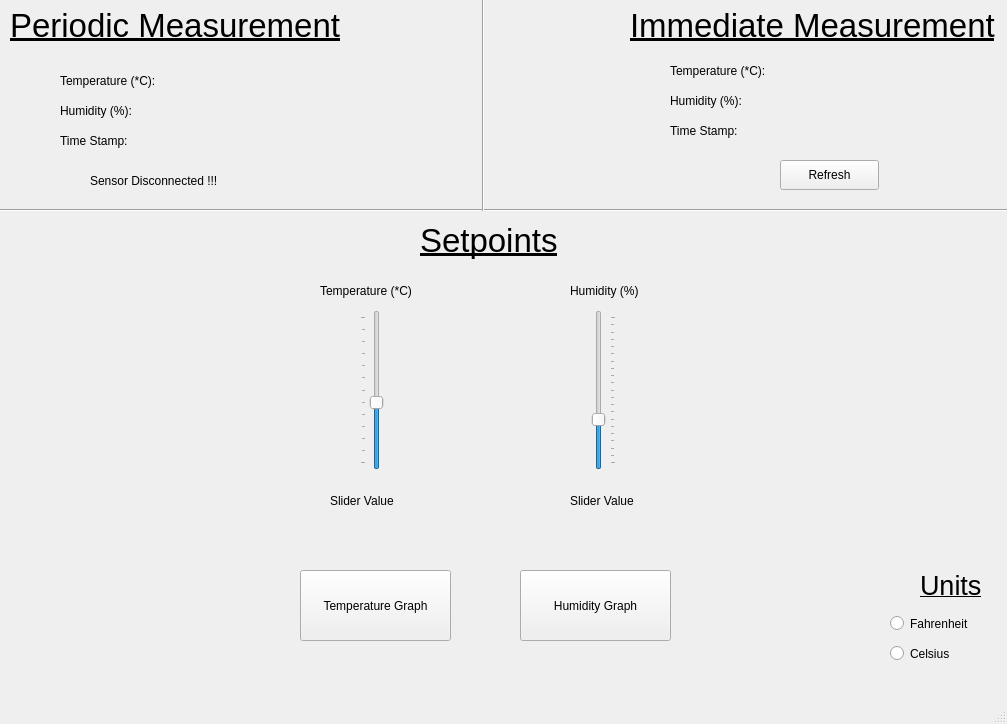
Qt form Project_1/project1_GUI.ui (VatsalSheth/Embedded-Interface-Design) before a commit.
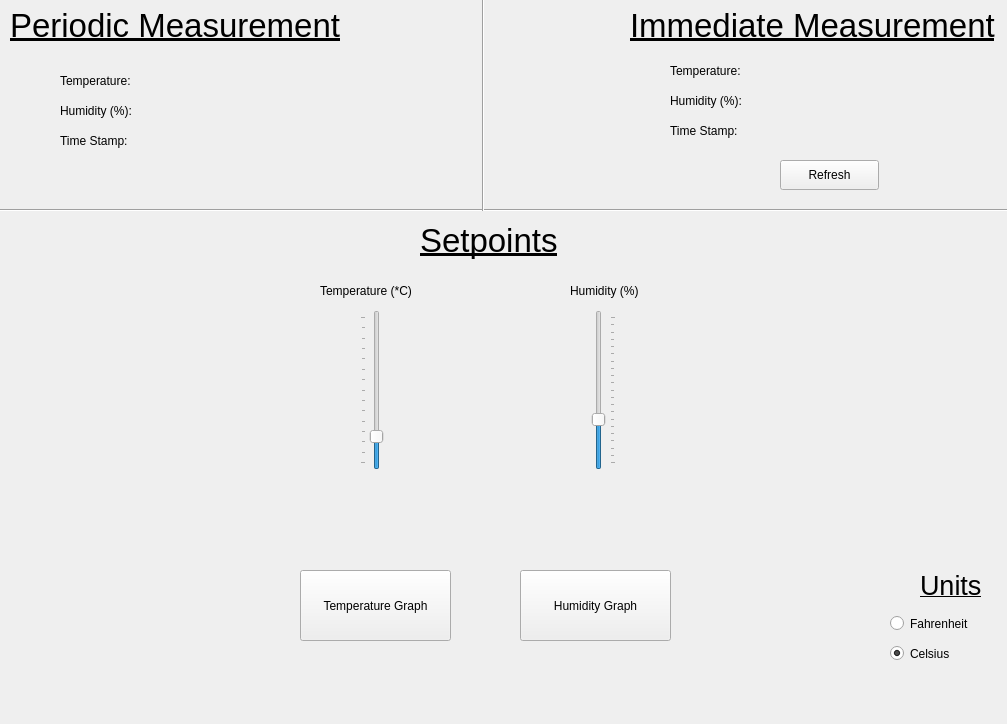
The same form after that commit.

```diff
--- a/Project_1/project1_GUI.ui
+++ b/Project_1/project1_GUI.ui
@@ -58,7 +58,7 @@
      <rect>
       <x>210</x>
       <y>70</y>
-      <width>68</width>
+      <width>91</width>
       <height>22</height>
      </rect>
     </property>
@@ -89,7 +89,7 @@
      </rect>
     </property>
     <property name="text">
-     <string>Temperature (*C):</string>
+     <string>Temperature:</string>
     </property>
    </widget>
    <widget class="QLabel" name="label_4">
@@ -137,7 +137,7 @@
      </rect>
     </property>
     <property name="maximum">
-     <number>60</number>
+     <number>140</number>
     </property>
     <property name="value">
      <number>25</number>
@@ -149,7 +149,7 @@
      <enum>QSlider::TicksAbove</enum>
     </property>
     <property name="tickInterval">
-     <number>5</number>
+     <number>10</number>
     </property>
    </widget>
    <widget class="QSlider" name="slide_humidity">
@@ -272,7 +272,7 @@
      <rect>
       <x>820</x>
       <y>60</y>
-      <width>68</width>
+      <width>101</width>
       <height>22</height>
      </rect>
     </property>
@@ -290,7 +290,7 @@
      </rect>
     </property>
     <property name="text">
-     <string>Temperature (*C):</string>
+     <string>Temperature:</string>
     </property>
    </widget>
    <widget class="QLabel" name="label_humidity_i">
@@ -367,27 +367,27 @@
    <widget class="QLabel" name="alert_temp">
     <property name="geometry">
      <rect>
-      <x>330</x>
+      <x>360</x>
       <y>490</y>
       <width>81</width>
       <height>22</height>
      </rect>
     </property>
     <property name="text">
-     <string>Slider Value</string>
+     <string/>
     </property>
    </widget>
    <widget class="QLabel" name="alert_humidity">
     <property name="geometry">
      <rect>
-      <x>570</x>
+      <x>590</x>
       <y>490</y>
       <width>81</width>
       <height>22</height>
      </rect>
     </property>
     <property name="text">
-     <string>Slider Value</string>
+     <string/>
     </property>
    </widget>
    <widget class="QLabel" name="label_12">
@@ -434,6 +434,9 @@
     <property name="text">
      <string>Celsius</string>
     </property>
+    <property name="checked">
+     <bool>true</bool>
+    </property>
    </widget>
    <widget class="Line" name="line">
     <property name="geometry">
@@ -471,7 +474,7 @@
      </rect>
     </property>
     <property name="text">
-     <string>Sensor Disconnected !!!</string>
+     <string/>
     </property>
    </widget>
    <widget class="QLabel" name="label_temp_os">
@@ -501,17 +504,6 @@
     </property>
    </widget>
   </widget>
-  <widget class="QMenuBar" name="menubar">
-   <property name="geometry">
-    <rect>
-     <x>0</x>
-     <y>0</y>
-     <width>1007</width>
-     <height>28</height>
-    </rect>
-   </property>
-  </widget>
-  <widget class="QStatusBar" name="statusbar"/>
  </widget>
  <resources/>
  <connections/>
```
Left out of the diff: 6 changed lines with no effect on the pictures.
